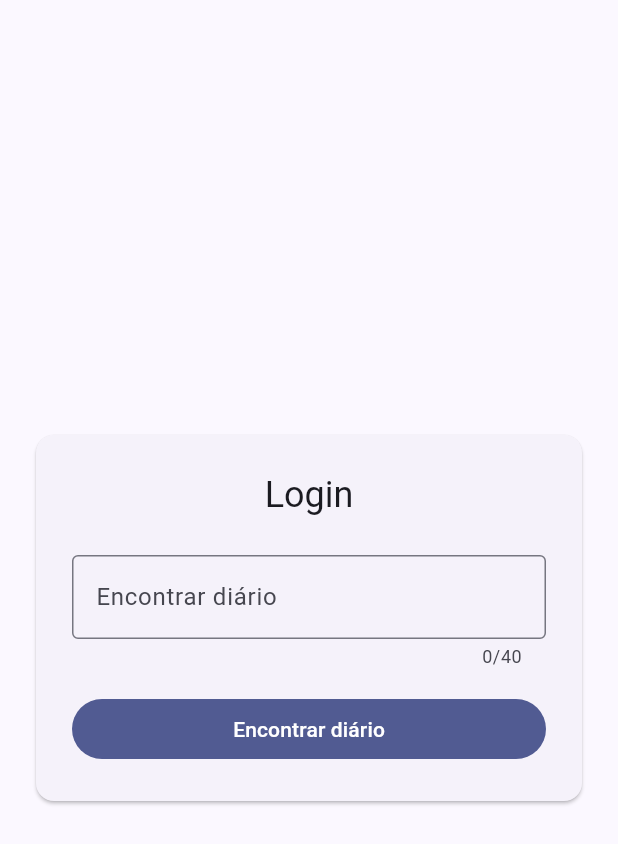
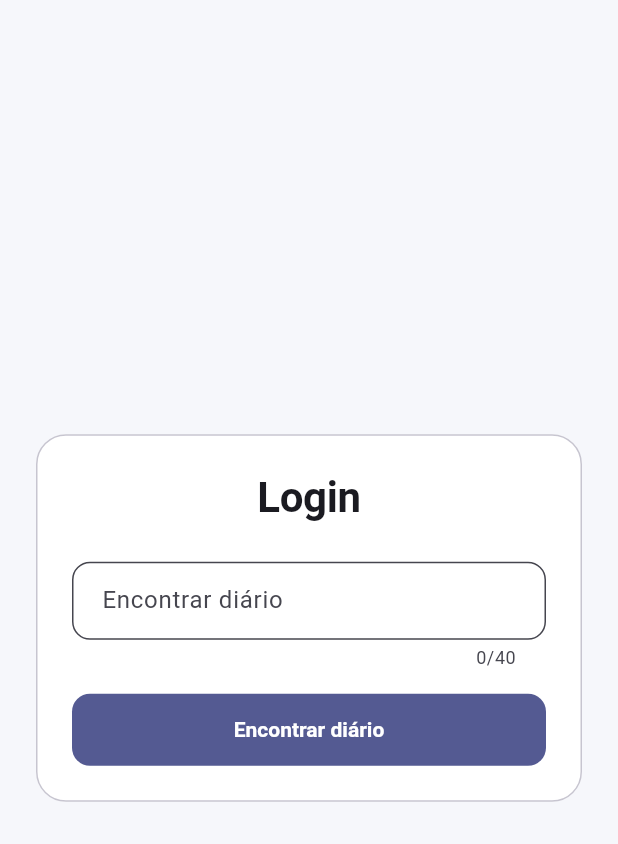
Before and after one commit to phferreira/my_diary, a Flutter app: the screen it shows after launch, on a phone screen of 412 x 824 dp. Shown: the top 844 px of the screen. Run offline on Flutter 3.47's test engine with Material 3 defaults, Android fonts, the phone set to English and light mode, and no system bars.

Commit message:
feat(ui): add design system theme and custom widgets

```diff
--- a/lib/main.dart
+++ b/lib/main.dart
@@ -2,6 +2,7 @@ import 'package:flutter/material.dart';
 import 'package:my_diary/core/constants/app_strings.dart';
 import 'package:my_diary/core/usecases/find_diary_use_case.dart';
 import 'package:my_diary/data/repositories/in_memory_diary_repository.dart';
+import 'package:my_diary/ui/design_system/theme/app_theme.dart';
 import 'package:my_diary/ui/pages/login_page.dart';
 import 'package:my_diary/ui/view_models/login_view_model.dart';
 
@@ -25,10 +26,7 @@ class MyDiaryApp extends StatelessWidget {
   Widget build(BuildContext context) {
     return MaterialApp(
       title: AppStrings.appName,
-      theme: ThemeData(
-        colorScheme: ColorScheme.fromSeed(seedColor: Colors.indigo),
-        useMaterial3: true,
-      ),
+      theme: AppTheme.light,
       home: LoginPage(viewModel: loginViewModel),
     );
   }
--- /dev/null
+++ b/lib/ui/design_system/theme/app_theme.dart
@@ -0,0 +1,65 @@
+import 'package:flutter/material.dart';
+
+class AppTheme {
+  AppTheme._();
+
+  static const Color _seedColor = Color(0xFF4754C8);
+
+  static ThemeData get light {
+    final colorScheme = ColorScheme.fromSeed(seedColor: _seedColor);
+
+    return ThemeData(
+      useMaterial3: true,
+      colorScheme: colorScheme,
+      scaffoldBackgroundColor: const Color(0xFFF6F7FB),
+      textTheme: const TextTheme(
+        headlineSmall: TextStyle(
+          fontSize: 28,
+          fontWeight: FontWeight.w700,
+          letterSpacing: -0.2,
+        ),
+        titleMedium: TextStyle(
+          fontSize: 16,
+          fontWeight: FontWeight.w600,
+        ),
+        bodyMedium: TextStyle(
+          fontSize: 14,
+          fontWeight: FontWeight.w400,
+        ),
+      ),
+      cardTheme: CardThemeData(
+        elevation: 0,
+        color: Colors.white,
+        shadowColor: Colors.transparent,
+        shape: RoundedRectangleBorder(
+          borderRadius: BorderRadius.circular(20),
+          side: BorderSide(color: colorScheme.outlineVariant),
+        ),
+      ),
+      inputDecorationTheme: InputDecorationTheme(
+        filled: true,
+        fillColor: Colors.white,
+        contentPadding: const EdgeInsets.symmetric(
+          horizontal: 16,
+          vertical: 14,
+        ),
+        border: OutlineInputBorder(
+          borderRadius: BorderRadius.circular(12),
+        ),
+      ),
+      filledButtonTheme: FilledButtonThemeData(
+        style: FilledButton.styleFrom(
+          minimumSize: const Size.fromHeight(48),
+          textStyle: const TextStyle(fontWeight: FontWeight.w600),
+          shape: RoundedRectangleBorder(
+            borderRadius: BorderRadius.circular(12),
+          ),
+        ),
+      ),
+      snackBarTheme: SnackBarThemeData(
+        behavior: SnackBarBehavior.floating,
+        shape: RoundedRectangleBorder(borderRadius: BorderRadius.circular(12)),
+      ),
+    );
+  }
+}
--- /dev/null
+++ b/lib/ui/design_system/widgets/app_primary_button.dart
@@ -0,0 +1,20 @@
+import 'package:flutter/material.dart';
+
+class AppPrimaryButton extends StatelessWidget {
+  const AppPrimaryButton({
+    required this.label,
+    this.onPressed,
+    super.key,
+  });
+
+  final String label;
+  final VoidCallback? onPressed;
+
+  @override
+  Widget build(BuildContext context) {
+    return FilledButton(
+      onPressed: onPressed,
+      child: Text(label),
+    );
+  }
+}
--- /dev/null
+++ b/lib/ui/design_system/widgets/app_surface_card.dart
@@ -0,0 +1,25 @@
+import 'package:flutter/material.dart';
+
+class AppSurfaceCard extends StatelessWidget {
+  const AppSurfaceCard({
+    required this.child,
+    this.padding = const EdgeInsets.all(24),
+    this.margin = const EdgeInsets.all(24),
+    super.key,
+  });
+
+  final Widget child;
+  final EdgeInsetsGeometry padding;
+  final EdgeInsetsGeometry margin;
+
+  @override
+  Widget build(BuildContext context) {
+    return Card(
+      margin: margin,
+      child: Padding(
+        padding: padding,
+        child: child,
+      ),
+    );
+  }
+}
--- /dev/null
+++ b/lib/ui/design_system/widgets/app_text_form_field.dart
@@ -0,0 +1,35 @@
+import 'package:flutter/material.dart';
+import 'package:flutter/services.dart';
+
+class AppTextFormField extends StatelessWidget {
+  const AppTextFormField({
+    required this.controller,
+    required this.label,
+    required this.hint,
+    this.maxLength,
+    this.inputFormatters,
+    this.validator,
+    super.key,
+  });
+
+  final TextEditingController controller;
+  final String label;
+  final String hint;
+  final int? maxLength;
+  final List<TextInputFormatter>? inputFormatters;
+  final String? Function(String?)? validator;
+
+  @override
+  Widget build(BuildContext context) {
+    return TextFormField(
+      controller: controller,
+      maxLength: maxLength,
+      inputFormatters: inputFormatters,
+      validator: validator,
+      decoration: InputDecoration(
+        labelText: label,
+        hintText: hint,
+      ),
+    );
+  }
+}
--- a/lib/ui/pages/login_page.dart
+++ b/lib/ui/pages/login_page.dart
@@ -1,5 +1,7 @@
 import 'package:flutter/material.dart';
 import 'package:my_diary/core/constants/app_strings.dart';
+import 'package:my_diary/ui/design_system/widgets/app_primary_button.dart';
+import 'package:my_diary/ui/design_system/widgets/app_surface_card.dart';
 import 'package:my_diary/ui/view_models/login_view_model.dart';
 import 'package:my_diary/ui/widgets/diary_search_field.dart';
 
@@ -47,10 +49,7 @@ class _LoginPageState extends State<LoginPage> {
       body: Center(
         child: ConstrainedBox(
           constraints: const BoxConstraints(maxWidth: 420),
-          child: Card(
-            margin: const EdgeInsets.all(24),
-            child: Padding(
-              padding: const EdgeInsets.all(24),
+          child: AppSurfaceCard(
             child: Form(
               key: _formKey,
               child: Column(
@@ -65,12 +64,11 @@ class _LoginPageState extends State<LoginPage> {
                   const SizedBox(height: 24),
                   DiarySearchField(controller: _queryController),
                   const SizedBox(height: 16),
-                    FilledButton(
+                  AppPrimaryButton(
                     onPressed: _onFindDiary,
-                      child: const Text('Encontrar diário'),
+                    label: 'Encontrar diário',
                   ),
                 ],
-                ),
               ),
             ),
           ),
--- a/lib/ui/widgets/diary_search_field.dart
+++ b/lib/ui/widgets/diary_search_field.dart
@@ -1,6 +1,7 @@
 import 'package:flutter/material.dart';
 import 'package:flutter/services.dart';
 import 'package:my_diary/core/value_objects/diary_query.dart';
+import 'package:my_diary/ui/design_system/widgets/app_text_form_field.dart';
 
 class DiarySearchField extends StatelessWidget {
   const DiarySearchField({
@@ -12,18 +13,15 @@ class DiarySearchField extends StatelessWidget {
 
   @override
   Widget build(BuildContext context) {
-    return TextFormField(
+    return AppTextFormField(
       controller: controller,
       maxLength: 40,
       inputFormatters: <TextInputFormatter>[
         FilteringTextInputFormatter.allow(RegExp(r'[a-zA-Z0-9 ]')),
       ],
       validator: DiaryQuery.validate,
-      decoration: const InputDecoration(
-        labelText: 'Encontrar diário',
-        hintText: 'Digite o nome do diário',
-        border: OutlineInputBorder(),
-      ),
+      label: 'Encontrar diário',
+      hint: 'Digite o nome do diário',
     );
   }
 }
```
Lines whose indentation alone changed are shown as unchanged.
